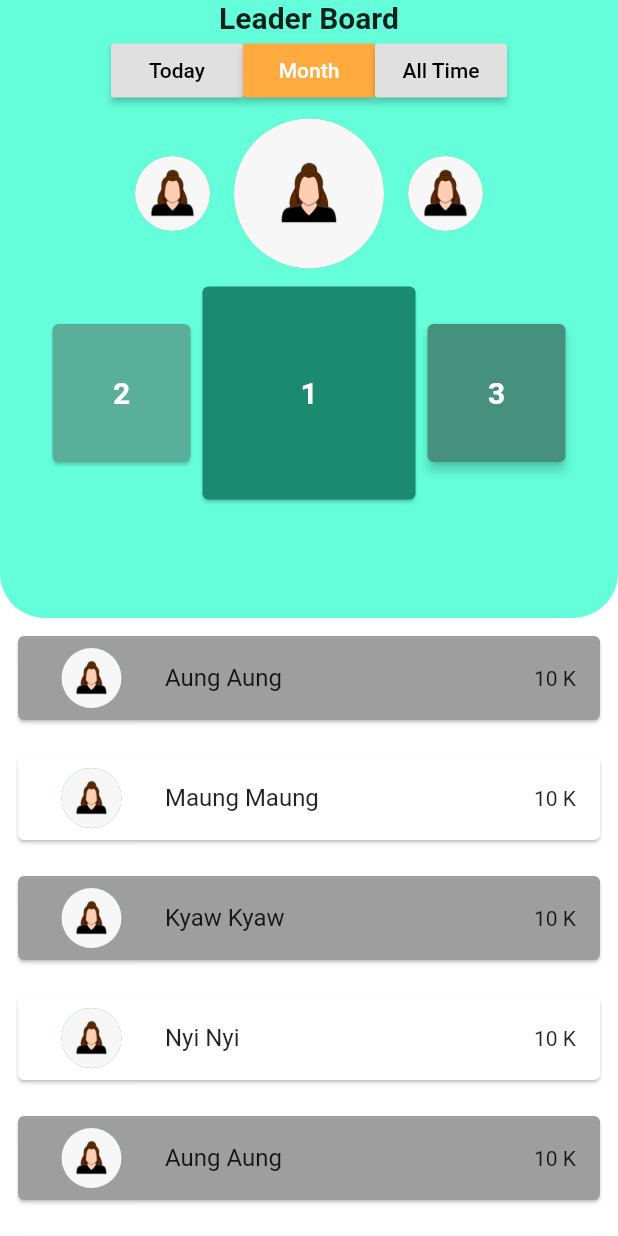
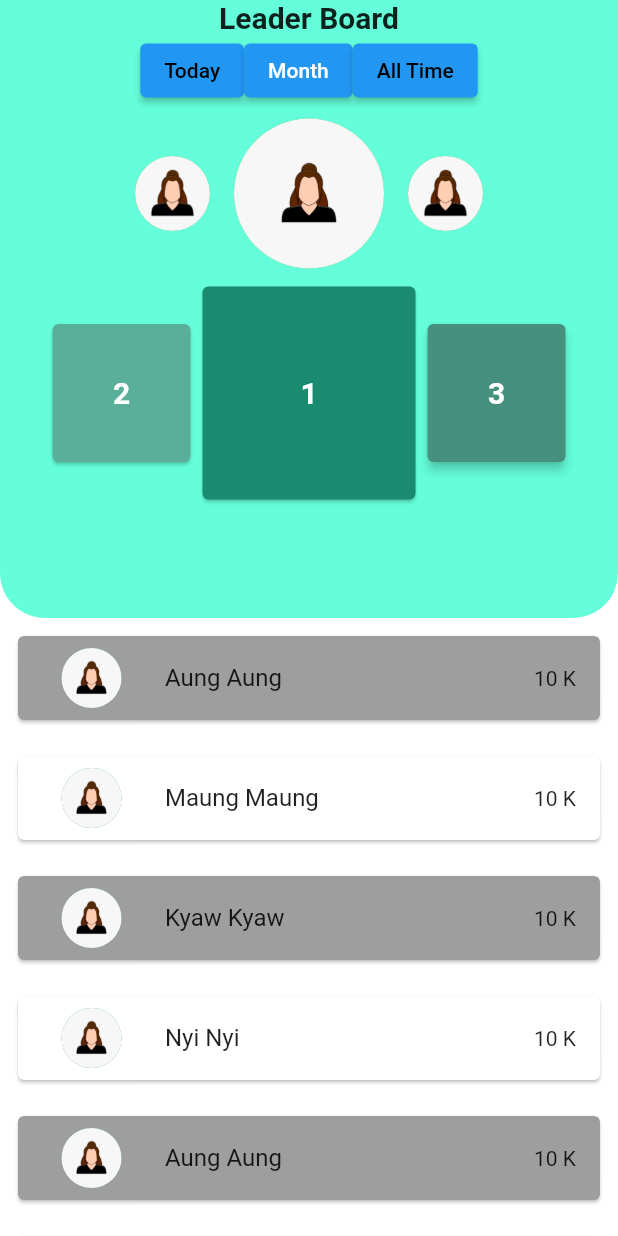
Before and after one commit to mmsoftware100/myan_quiz_flutter_mobile, a Flutter app: the LeaderBoardPage screen opened directly, on a phone screen of 412 x 824 dp. Run offline on Flutter 3.47's test engine with Material 2 defaults, Android fonts, the light colour scheme and no system bars; our stand-ins replace cached_network_image, circular_countdown_timer, dartz, dio, equatable, flutter_neumorphic and 2 more.

Commit message:
raisedButton to ElevatedButton

```diff
--- a/lib/view/leader_board_page.dart
+++ b/lib/view/leader_board_page.dart
@@ -66,8 +66,8 @@ class _LeaderBoardPageState extends State<LeaderBoardPage> {
                       Row(
                         mainAxisAlignment: MainAxisAlignment.center,
                         children: [
-                          RaisedButton(
-                            color: btnToday == true ? Colors.orangeAccent : null,
+                          ElevatedButton(
+                            // color: btnToday == true ? Colors.orangeAccent : null,
                             child:Text("Today",
                                 style: TextStyle(color: btnToday == true ? Colors.white : Colors.black,)),
                               onPressed: (){
@@ -78,8 +78,8 @@ class _LeaderBoardPageState extends State<LeaderBoardPage> {
                                 allTime = false;
                               });
                           }),
-                          RaisedButton(
-                              color: btnMonth == true ? Colors.orangeAccent : null,
+                          ElevatedButton(
+                              //color: btnMonth == true ? Colors.orangeAccent : null,
                               child:Text("Month",
                                   style: TextStyle(color: btnMonth == true ? Colors.white : Colors.black,)),
                               onPressed: (){
@@ -89,8 +89,8 @@ class _LeaderBoardPageState extends State<LeaderBoardPage> {
                                   allTime = false;
                                 });
                           }),
-                          RaisedButton(
-                              color: allTime == true ? Colors.orangeAccent : null,
+                          ElevatedButton(
+                              //color: allTime == true ? Colors.orangeAccent : null,
                               child:Text("All Time",
                               style: TextStyle(color: allTime == true ? Colors.white : Colors.black,)),
                               onPressed: (){
--- a/lib/view/question_page_answer.dart
+++ b/lib/view/question_page_answer.dart
@@ -396,12 +396,12 @@ class _QuestionPageAnswerState extends State<QuestionPageAnswer> {
 
   _button({required String title, required VoidCallback onPressed}) {
     return Expanded(
-        child: RaisedButton(
+        child: ElevatedButton(
           child: Text(
             title,
             style: TextStyle(color: Colors.white),
           ),
           onPressed: onPressed,
-          color: Colors.purple,
+          // color: Colors.purple,
         ));}
 }
```
